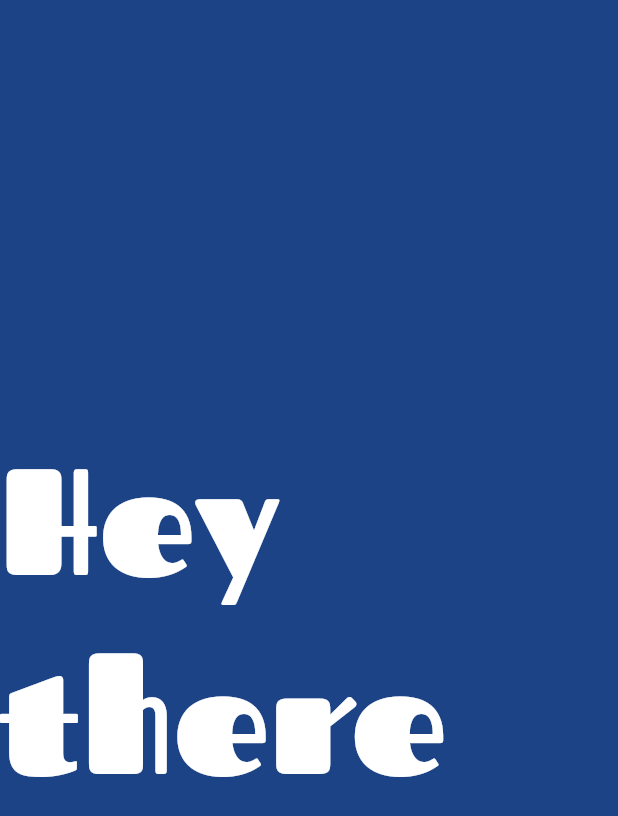
After one commit to kzscentjienuum/testapp, a Flutter app: the screen it shows after launch, on a phone screen of 412 x 824 dp. The commit adds this screen. Shown: the top 816 px of the screen. Run offline on Flutter 3.47's test engine with Material 2 defaults, Android fonts, the phone set to English and light mode, and no system bars.

Commit message:
Added text color change

```diff
--- /dev/null
+++ b/lib/colorChanger.dart
@@ -0,0 +1,11 @@
+import 'package:flutter/material.dart';
+import 'pageWidget.dart';
+
+class ColorChangerApp extends StatelessWidget {
+  @override
+  Widget build(BuildContext context) {
+    return MaterialApp(
+        debugShowCheckedModeBanner: false,
+        home: Scaffold(body: Center(child: PageWidget())));
+  }
+}
--- /dev/null
+++ b/lib/colorDefinition.dart
@@ -0,0 +1,19 @@
+import 'package:flutter/material.dart';
+import 'dart:math';
+
+Color randomColor = getRandomColor();
+Color fontColor = getFontColor();
+
+Color getRandomColor() =>
+    Color((Random().nextDouble() * 0xFFFFFF).toInt()).withOpacity(1.0);
+//random color geretaion using Random class
+
+Color getFontColor() {
+  if ((randomColor.alpha * 0.299 +
+          randomColor.green * 0.587 +
+          randomColor.blue * 0.114) >
+      186)
+    return Colors.black;
+  else
+    return Colors.white;
+}
--- /dev/null
+++ b/lib/pageWidget.dart
@@ -0,0 +1,46 @@
+import 'package:flutter/material.dart';
+import 'colorDefinition.dart';
+
+//widget class
+class PageWidget extends StatefulWidget {
+  @override
+  PageWidgetState createState() => PageWidgetState();
+}
+
+//the widget class has a createState() method that returns the State. The State class has a build() method that builds the widget.
+//state class
+class PageWidgetState extends State<PageWidget> {
+  @override
+  Widget build(BuildContext context) {
+    return Container(
+        child: DecoratedBox(
+            position: DecorationPosition.background,
+            decoration: BoxDecoration(
+              color: randomColor,
+              //setting background color as randomColor
+            ),
+            child: new Stack(
+              children: [
+                Center(
+                  child: Text(
+                    'Hey there',
+                    style: TextStyle(
+                        fontFamily: 'Fascinate',
+                        fontSize: 100,
+                        color: fontColor),
+                    //additional feature: styling the text with custom font
+                  ),
+                ),
+                GestureDetector(onTap: () {
+                  setState(
+                    () {
+                      randomColor = getRandomColor();
+                      fontColor = getFontColor();
+                      //reinitializaion for randomColor to change background
+                    },
+                  );
+                })
+              ],
+            )));
+  }
+}
```
Also changed, not shown: lib/main.dart (+1 -56 lines).
